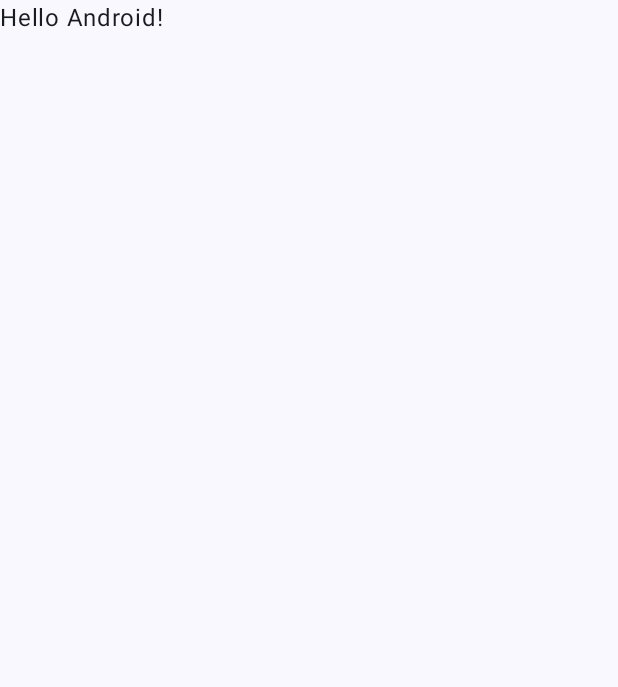
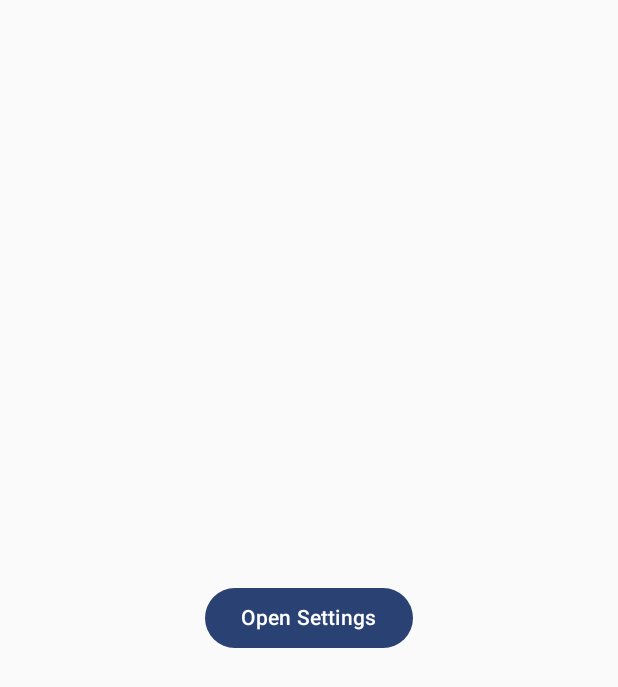
Before and after one commit to Abhimanyu14/issue-cmp-8731, an Android app built with Jetpack Compose: the screen it shows after launch (MainActivity), on a phone screen of 412 x 824 dp. Before the commit the part shown is almost empty. Shown: the top 687 px of the screen. Run offline under Robolectric (Android 15) with nearby library versions, the phone set to English and light mode, and no system bars.

Commit message:
[TECH] issue reproduction

```diff
--- a/app/build.gradle.kts
+++ b/app/build.gradle.kts
@@ -15,7 +15,7 @@ android {
         versionCode = 1
         versionName = "1.0"
 
-        testInstrumentationRunner = "androidx.test.runner.AndroidJUnitRunner"
+        testInstrumentationRunner = "com.makeappssimple.abhimanyu.cmp_8731.InstrumentationTestRunner"
     }
 
     buildTypes {
@@ -49,6 +49,8 @@ dependencies {
     implementation(libs.androidx.compose.ui.graphics)
     implementation(libs.androidx.compose.ui.tooling.preview)
     implementation(libs.androidx.compose.material3)
+    implementation(libs.androidx.navigation.runtime.ktx)
+    implementation(libs.androidx.navigation.compose)
     testImplementation(libs.junit)
     androidTestImplementation(libs.androidx.junit)
     androidTestImplementation(libs.androidx.espresso.core)
--- a/app/src/main/java/com/makeappssimple/abhimanyu/cmp_8731/MainActivity.kt
+++ b/app/src/main/java/com/makeappssimple/abhimanyu/cmp_8731/MainActivity.kt
@@ -4,13 +4,13 @@ import android.os.Bundle
 import androidx.activity.ComponentActivity
 import androidx.activity.compose.setContent
 import androidx.activity.enableEdgeToEdge
-import androidx.compose.foundation.layout.fillMaxSize
-import androidx.compose.foundation.layout.padding
-import androidx.compose.material3.Scaffold
-import androidx.compose.material3.Text
 import androidx.compose.runtime.Composable
-import androidx.compose.ui.Modifier
-import androidx.compose.ui.tooling.preview.Preview
+import androidx.navigation.NavHostController
+import androidx.navigation.compose.NavHost
+import androidx.navigation.compose.composable
+import androidx.navigation.compose.rememberNavController
+import com.makeappssimple.abhimanyu.cmp_8731.features.home.HomeScreen
+import com.makeappssimple.abhimanyu.cmp_8731.features.settings.SettingsScreen
 import com.makeappssimple.abhimanyu.cmp_8731.ui.theme.CMP8731Theme
 
 class MainActivity : ComponentActivity() {
@@ -19,29 +19,35 @@ class MainActivity : ComponentActivity() {
         enableEdgeToEdge()
         setContent {
             CMP8731Theme {
-                Scaffold(modifier = Modifier.fillMaxSize()) { innerPadding ->
-                    Greeting(
-                        name = "Android",
-                        modifier = Modifier.padding(innerPadding)
-                    )
-                }
+                MyNavHost(
+                    navHostController = rememberNavController(),
+                )
             }
         }
     }
 }
 
 @Composable
-fun Greeting(name: String, modifier: Modifier = Modifier) {
-    Text(
-        text = "Hello $name!",
-        modifier = modifier
-    )
-}
-
-@Preview(showBackground = true)
-@Composable
-fun GreetingPreview() {
-    CMP8731Theme {
-        Greeting("Android")
+private fun MyNavHost(
+    navHostController: NavHostController,
+) {
+    NavHost(
+        navController = navHostController,
+        startDestination = "home",
+    ) {
+        composable(
+            route = "home",
+        ) {
+            HomeScreen(
+                openSettings = {
+                    navHostController.navigate("settings")
+                },
+            )
+        }
+        composable(
+            route = "settings",
+        ) {
+            SettingsScreen()
+        }
     }
 }
--- /dev/null
+++ b/app/src/main/java/com/makeappssimple/abhimanyu/cmp_8731/features/home/HomeScreen.kt
@@ -0,0 +1,27 @@
+package com.makeappssimple.abhimanyu.cmp_8731.features.home
+
+import androidx.compose.foundation.layout.Box
+import androidx.compose.foundation.layout.fillMaxSize
+import androidx.compose.material3.Button
+import androidx.compose.material3.Text
+import androidx.compose.runtime.Composable
+import androidx.compose.ui.Alignment
+import androidx.compose.ui.Modifier
+
+@Composable
+internal fun HomeScreen(
+    openSettings: () -> Unit,
+) {
+    Box(
+        contentAlignment = Alignment.Companion.Center,
+        modifier = Modifier.Companion.fillMaxSize(),
+    ) {
+        Button(
+            onClick = {
+                openSettings()
+            },
+        ) {
+            Text("Open Settings")
+        }
+    }
+}
--- a/app/src/main/java/com/makeappssimple/abhimanyu/cmp_8731/ui/theme/Theme.kt
+++ b/app/src/main/java/com/makeappssimple/abhimanyu/cmp_8731/ui/theme/Theme.kt
@@ -1,6 +1,5 @@
 package com.makeappssimple.abhimanyu.cmp_8731.ui.theme
 
-import android.app.Activity
 import android.os.Build
 import androidx.compose.foundation.isSystemInDarkTheme
 import androidx.compose.material3.MaterialTheme
@@ -20,17 +19,7 @@ private val DarkColorScheme = darkColorScheme(
 private val LightColorScheme = lightColorScheme(
     primary = Purple40,
     secondary = PurpleGrey40,
-    tertiary = Pink40
-
-    /* Other default colors to override
-    background = Color(0xFFFFFBFE),
-    surface = Color(0xFFFFFBFE),
-    onPrimary = Color.White,
-    onSecondary = Color.White,
-    onTertiary = Color.White,
-    onBackground = Color(0xFF1C1B1F),
-    onSurface = Color(0xFF1C1B1F),
-    */
+    tertiary = Pink40,
 )
 
 @Composable
--- a/app/src/main/java/com/makeappssimple/abhimanyu/cmp_8731/ui/theme/Type.kt
+++ b/app/src/main/java/com/makeappssimple/abhimanyu/cmp_8731/ui/theme/Type.kt
@@ -14,21 +14,5 @@ val Typography = Typography(
         fontSize = 16.sp,
         lineHeight = 24.sp,
         letterSpacing = 0.5.sp
-    )
-    /* Other default text styles to override
-    titleLarge = TextStyle(
-        fontFamily = FontFamily.Default,
-        fontWeight = FontWeight.Normal,
-        fontSize = 22.sp,
-        lineHeight = 28.sp,
-        letterSpacing = 0.sp
     ),
-    labelSmall = TextStyle(
-        fontFamily = FontFamily.Default,
-        fontWeight = FontWeight.Medium,
-        fontSize = 11.sp,
-        lineHeight = 16.sp,
-        letterSpacing = 0.5.sp
-    )
-    */
 )
```
Also changed, not shown: app/src/main/java/com/makeappssimple/abhimanyu/cmp_8731/features/settings/SettingsScreen.kt (added, +18 -0 lines), gradle/libs.versions.toml (+6 -2 lines), app/src/main/java/com/makeappssimple/abhimanyu/cmp_8731/ui/theme/Color.kt (line endings or trailing spaces), 3 other files.
